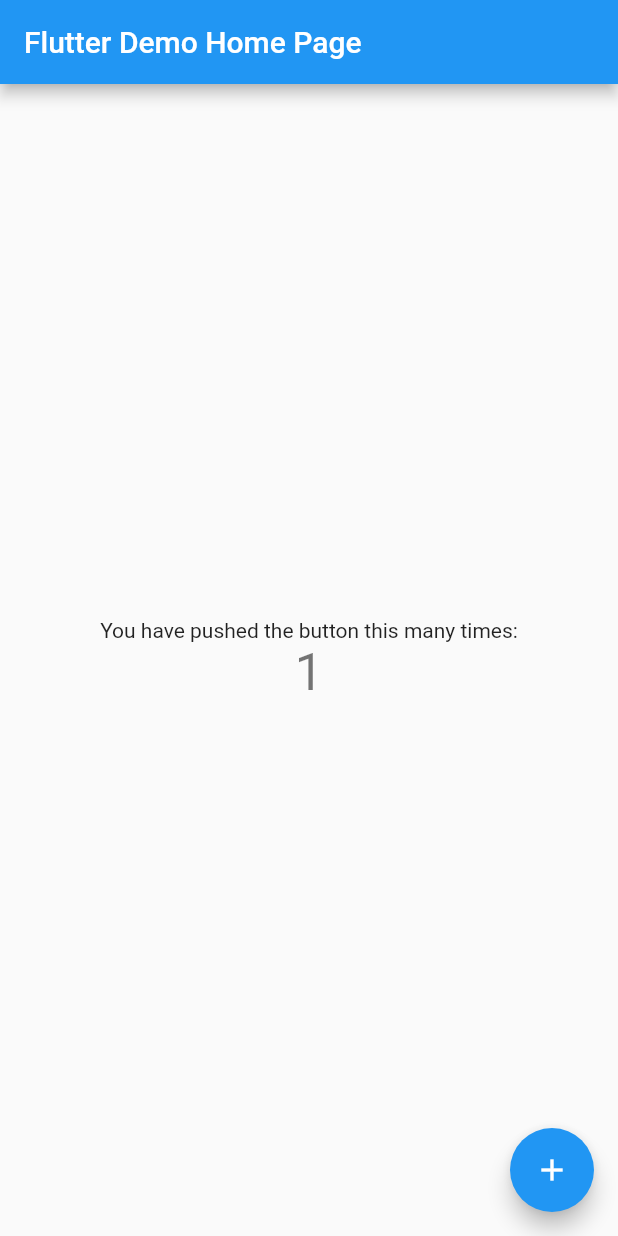
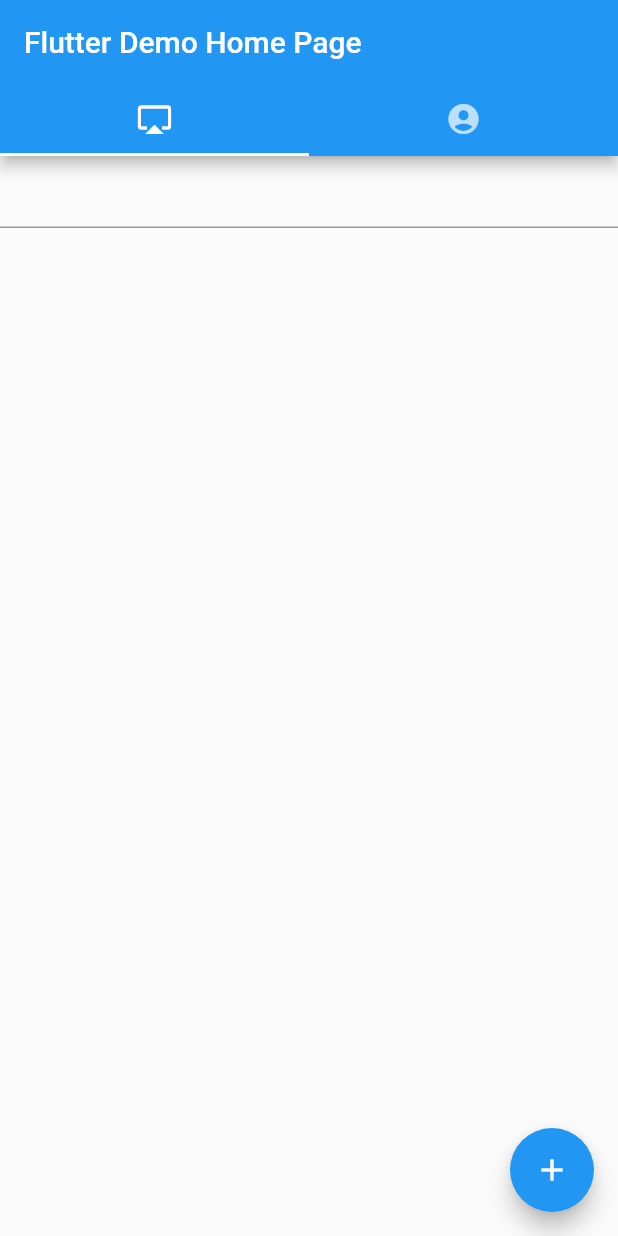
Before and after one commit to Draccarr/Hunted-Companion-App-Mobile, a Flutter app: the screen it shows after launch, after a tap on the "add" icon, on a phone screen of 412 x 824 dp. Run offline on Flutter 3.47's test engine with Material 2 defaults, Android fonts, the phone set to English and light mode, and no system bars.

```diff
--- a/mobile_hunted_companion_app/lib/main.dart
+++ b/mobile_hunted_companion_app/lib/main.dart
@@ -50,16 +50,116 @@ class MyHomePage extends StatefulWidget {
 }
 
 class _MyHomePageState extends State<MyHomePage> {
-  int _counter = 0;
+  Character _character = Character([], [], [], [], [], 0, 0, 0);
+  TextEditingController _terminal = TextEditingController();
 
-  void _incrementCounter() {
+  void _importData() {
     setState(() {
-      // This call to setState tells the Flutter framework that something has
-      // changed in this State, which causes it to rerun the build method below
-      // so that the display can reflect the updated values. If we changed
-      // _counter without calling setState(), then the build method would not be
-      // called again, and so nothing would appear to happen.
-      _counter++;
+      _character.items.clear();
+      _character.skills.clear();
+      _character.statuses.clear();
+      _character.notes.clear();
+      _character.names.clear();
+
+      _terminal.text = _terminal.text.replaceAll(":Jay: ", "");
+      _terminal.text = _terminal.text.replaceAll("UC ", "");
+
+      String text = _terminal.text;
+      List<String> parsedText = text.split('\n');
+      parsedText.forEach((line) {
+        try {
+          if (line.contains(";")) {
+            List<String> line1 = line.split(':');
+            line1[1] = line1[1].replaceAll(";", "");
+            if (line1[0].toLowerCase().contains("item")) {
+              Item i = Item("", 0);
+              line1[1] = line1[1].replaceAll(';', '');
+              line1[1] = line1[1].replaceAll('\r', '');
+              line1[1] = line1[1].trim();
+              if (line1[1].toLowerCase().contains("(x")) {
+                List<String> details = line1[1].toLowerCase().split("(x");
+                i.name = details[0];
+                String s = GetFirstNumbers(details[1]);
+                if (int.tryParse(s) != null) i.quantity = int.tryParse(s);
+              } else if (line1[1].toLowerCase().contains("x")) {
+                List<String> details = line1[1].toLowerCase().split('x');
+                int q = 0;
+                String number = details.firstWhere((x) =>
+                    GetFirstNumbers(x) != null && GetFirstNumbers(x) != "");
+                if (number != null && number != "") {
+                  i.name = line1[1]
+                      .replaceAll(number, "")
+                      .replaceAll('x', "")
+                      .trim();
+                  i.quantity = q;
+                } else {
+                  i.name = line1[1];
+                  i.quantity = 1;
+                }
+              } else {
+                i.name = line1[1];
+                i.quantity = 1;
+              }
+              _character.items.add(i);
+            } else if (line1[0].toLowerCase().contains("status")) {
+              Status status = new Status("", "");
+              status.name = line1[1].trim();
+              _character.statuses.add(status);
+            } else if (line1[0].toLowerCase().contains("skill")) {
+              Skill skill = new Skill("", 0);
+              if (line1[1].toLowerCase().contains("lv")) {
+                skill.name = line1[1].split("lv")[0].trim();
+                String s = line1[1].substring(
+                    line1[1].toLowerCase().indexOf("lv"),
+                    line1[1].toLowerCase().indexOf("lv") + 5);
+                print(s);
+                s = s.replaceAll("lv", "");
+                s = s.replaceAll("l ", "").trim();
+                s = GetFirstNumbers(s);
+                skill.level = int.parse(s);
+              } else {
+                skill.name = line1[1];
+                skill.level = 1;
+              }
+              _character.skills.add(skill);
+            } else if (line1[0].toLowerCase().contains("note")) {
+              Note note = new Note("", "");
+              note.description = line1[1];
+              _character.notes.add(note);
+            } else if (line1[0].toLowerCase().contains("currency")) {
+              if (line1[1].toLowerCase().contains("gold")) {
+                String gold = "";
+                for (int i = 0; i < line1[1].length; i++) {
+                  if (int.tryParse(line1[1][i]) != null) {
+                    gold += line1[1][i];
+                  }
+                }
+                _character.gold = int.tryParse(gold);
+              } else if (line1[1].toLowerCase().contains("silver")) {
+                String silver = "";
+                for (int i = 0; i < line1[1].length; i++) {
+                  if (int.tryParse(line1[1][i]) != null) {
+                    silver += line1[1][i];
+                  }
+                }
+                _character.silver = int.tryParse(silver);
+              } else if (line1[1].toLowerCase().contains("copper")) {
+                String copper = "";
+                for (int i = 0; i < line1[1].length; i++) {
+                  if (int.tryParse(line1[1][i]) != null) {
+                    copper += line1[1][i];
+                  }
+                }
+                _character.copper = int.tryParse(copper);
+              }
+            } else if (line1[0].toLowerCase().contains("name")) {
+              _character.names.add(line1[1].trim());
+            }
+          }
+        } catch (ex) {
+          print(ex);
+        }
+      });
     });
   }
 
@@ -71,47 +171,92 @@ class _MyHomePageState extends State<MyHomePage> {
     // The Flutter framework has been optimized to make rerunning build methods
     // fast, so that you can just rebuild anything that needs updating rather
     // than having to individually change instances of widgets.
-    return Scaffold(
+    return DefaultTabController(
+      length: 2,
+      child: Scaffold(
         appBar: AppBar(
+          bottom: TabBar(
+            tabs: [
+              Tab(
+                icon: Icon(Icons.airplay),
+              ),
+              Tab(
+                icon: Icon(Icons.account_circle),
+              )
+            ],
+          ),
           // Here we take the value from the MyHomePage object that was created by
           // the App.build method, and use it to set our appbar title.
           title: Text(widget.title),
         ),
-      body: Center(
-        // Center is a layout widget. It takes a single child and positions it
-        // in the middle of the parent.
-        child: Column(
-          // Column is also a layout widget. It takes a list of children and
-          // arranges them vertically. By default, it sizes itself to fit its
-          // children horizontally, and tries to be as tall as its parent.
-          //
-          // Invoke "debug painting" (press "p" in the console, choose the
-          // "Toggle Debug Paint" action from the Flutter Inspector in Android
-          // Studio, or the "Toggle Debug Paint" command in Visual Studio Code)
-          // to see the wireframe for each widget.
-          //
-          // Column has various properties to control how it sizes itself and
-          // how it positions its children. Here we use mainAxisAlignment to
-          // center the children vertically; the main axis here is the vertical
-          // axis because Columns are vertical (the cross axis would be
-          // horizontal).
-          mainAxisAlignment: MainAxisAlignment.center,
-          children: <Widget>[
-            Text(
-              'You have pushed the button this many times:',
+        body: TabBarView(
+          children: [
+            TextField(
+              controller: _terminal,
+              keyboardType: TextInputType.multiline,
+              maxLines: null,
             ),
-            Text(
-              '$_counter',
-              style: Theme.of(context).textTheme.headline4,
+            ListView.builder(
+              itemCount: _character.skills.length,
+              itemBuilder: (context, index) =>
+                  Text(_character.skills[index].name),
             ),
           ],
         ),
-      ),
         floatingActionButton: FloatingActionButton(
-        onPressed: _incrementCounter,
+          onPressed: _importData,
           tooltip: 'Increment',
           child: Icon(Icons.add),
         ), // This trailing comma makes auto-formatting nicer for build methods.
+      ),
     );
   }
 }
+
+class Item {
+  String name;
+  int quantity;
+  Item(this.name, this.quantity);
+}
+
+class Skill {
+  String name;
+  int level;
+  Skill(this.name, this.level);
+}
+
+class Status {
+  String name;
+  String description;
+  Status(this.name, this.description);
+}
+
+class Note {
+  String name;
+  String description;
+  Note(this.name, this.description);
+}
+
+class Character {
+  List<String> names;
+  List<Item> items;
+  List<Skill> skills;
+  List<Status> statuses;
+  List<Note> notes;
+  int gold;
+  int silver;
+  int copper;
+  Character(this.names, this.items, this.skills, this.statuses, this.notes,
+      this.silver, this.copper, this.gold);
+}
+
+String GetFirstNumbers(String details) {
+  String s = "";
+  for (var i = 0; i < details.runes.length; i++) {
+    if (int.tryParse(details.runes.elementAt(i).toString()) != null) {
+      s += details.runes.elementAt(i).toString();
+    }
+  }
+
+  return s;
+}
```
Lines whose indentation alone changed are shown as unchanged.
